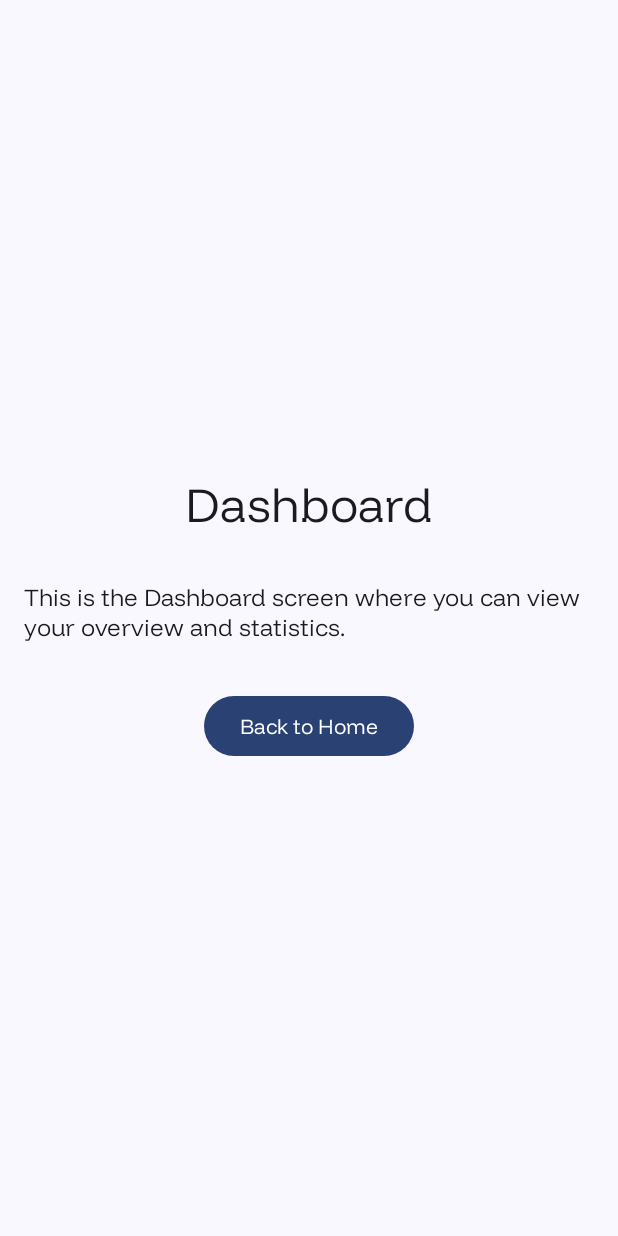
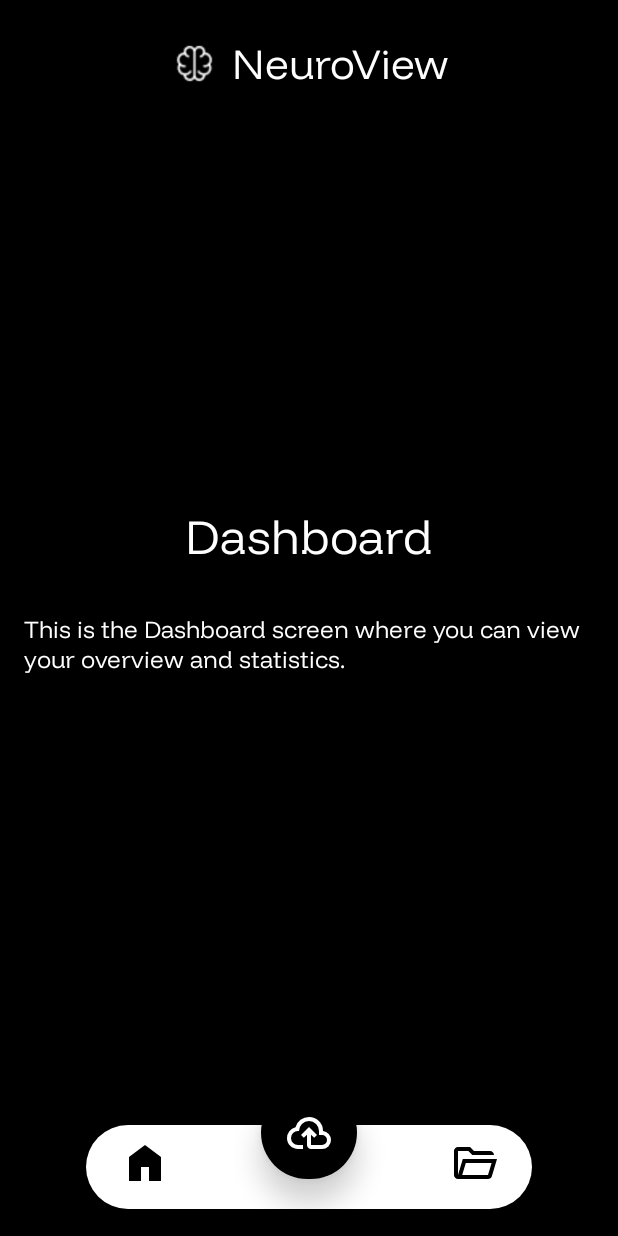
Before and after one commit to grgttdln/NeuroView-Mobile, an Android app built with Jetpack Compose: the DashboardScreen screen opened through its navigation route, on a phone screen of 412 x 824 dp. Run offline under Robolectric (Android 15) with nearby library versions, the phone set to English and light mode, and no system bars.

Commit message:
feat: added navbar, top app bar

```diff
--- /dev/null
+++ b/app/src/main/java/com/example/neuroview/components/BottomNavigationBar.kt
@@ -0,0 +1,180 @@
+package com.example.neuroview.components
+
+import androidx.compose.foundation.background
+import androidx.compose.foundation.clickable
+import androidx.compose.foundation.layout.*
+import androidx.compose.foundation.shape.CircleShape
+import androidx.compose.foundation.shape.RoundedCornerShape
+import androidx.compose.material3.*
+import androidx.compose.runtime.Composable
+import androidx.compose.ui.Alignment
+import androidx.compose.ui.Modifier
+import androidx.compose.ui.graphics.Color
+import androidx.compose.ui.res.painterResource
+import androidx.compose.ui.unit.dp
+import androidx.navigation.NavController
+import com.example.neuroview.Routes
+import com.example.neuroview.R
+
+// MODIFIED: BottomNavItem now holds two icon resource IDs
+data class BottomNavItem(
+    val route: String,
+    val unselectedIcon: Int, // Icon for unselected state
+    val selectedIcon: Int,   // Icon for selected (filled) state
+    val isCentralButton: Boolean = false
+)
+
+@Composable
+fun BottomNavigationBar(
+    navController: NavController,
+    currentRoute: String?,
+    bottomPadding: Int = 16,
+    navBarHeight: Int = 80,
+    regularIconSize: Int = 32,
+    fabIconSize: Int = 32,
+    fabSize: Int = 64,
+    navBarWidth: Float = 0.6f,
+    horizontalPadding: Int = 16
+) {
+    val items = listOf(
+        // MODIFIED: Provide both unselected and selected icon for Home
+        BottomNavItem(Routes.DASHBOARD, R.drawable.ic_home, R.drawable.ic_home_filled),
+        // MODIFIED: For the central button, unselected and selected icons are the same
+        BottomNavItem(Routes.UPLOAD_IMAGE, R.drawable.ic_cloud_upload, R.drawable.ic_cloud_upload, isCentralButton = true),
+        // MODIFIED: Provide both unselected and selected icon for Folder
+        BottomNavItem(Routes.PAST_RECORDS, R.drawable.ic_folder, R.drawable.ic_folder_filled)
+    )
+
+    Box(
+        modifier = Modifier
+            .fillMaxWidth()
+            .height(navBarHeight.dp)
+            .background(Color.Transparent)
+            .padding(bottom = bottomPadding.dp),
+        contentAlignment = Alignment.BottomCenter
+    ) {
+        Surface(
+            modifier = Modifier
+                .fillMaxWidth(navBarWidth)
+                .height(56.dp)
+                .align(Alignment.BottomCenter)
+                .padding(horizontal = horizontalPadding.dp),
+            color = Color.White,
+            shape = RoundedCornerShape(28.dp),
+            shadowElevation = 8.dp
+        ) {
+            // Empty surface for background
+        }
+
+        Row(
+            modifier = Modifier
+                .fillMaxWidth(navBarWidth)
+                .padding(horizontal = horizontalPadding.dp)
+                .height(navBarHeight.dp),
+            horizontalArrangement = Arrangement.SpaceAround,
+            verticalAlignment = Alignment.CenterVertically
+        ) {
+            items.forEach { item ->
+                if (item.isCentralButton) {
+                    Spacer(modifier = Modifier.weight(0.5f))
+
+                    CustomElevatedFab(
+                        icon = item.unselectedIcon, // Central button's icon doesn't change
+                        isSelected = currentRoute == item.route,
+                        fabSize = fabSize,
+                        iconSize = fabIconSize,
+                        onClick = {
+                            if (currentRoute != item.route) {
+                                navController.navigate(item.route) {
+                                    popUpTo(navController.graph.startDestinationId) {
+                                        saveState = true
+                                    }
+                                    launchSingleTop = true
+                                    restoreState = true
+                                }
+                            }
+                        }
+                    )
+
+                    Spacer(modifier = Modifier.weight(0.5f))
+                } else {
+                    CustomBottomNavItem(
+                        item = item,
+                        isSelected = currentRoute == item.route,
+                        iconSize = regularIconSize,
+                        onClick = {
+                            if (currentRoute != item.route) {
+                                navController.navigate(item.route) {
+                                    popUpTo(navController.graph.startDestinationId) {
+                                        saveState = true
+                                    }
+                                    launchSingleTop = true
+                                    restoreState = true
+                                }
+                            }
+                        },
+                        modifier = Modifier.weight(1f)
+                    )
+                }
+            }
+        }
+    }
+}
+
+@Composable
+fun CustomBottomNavItem(
+    item: BottomNavItem,
+    isSelected: Boolean,
+    onClick: () -> Unit,
+    modifier: Modifier = Modifier,
+    iconSize: Int = 24
+) {
+    Column(
+        modifier = modifier
+            .clickable(onClick = onClick)
+            .padding(vertical = 8.dp),
+        horizontalAlignment = Alignment.CenterHorizontally,
+        verticalArrangement = Arrangement.Center
+    ) {
+        // MODIFIED: Choose icon based on selection state
+        val iconToDisplay = if (isSelected) item.selectedIcon else item.unselectedIcon
+        Icon(
+            painter = painterResource(id = iconToDisplay),
+            contentDescription = null,
+            tint = if (isSelected) Color.Black else Color.Black,
+            modifier = Modifier.size(iconSize.dp)
+        )
+    }
+}
+
+@Composable
+fun CustomElevatedFab(
+    icon: Int, // This icon will be the same regardless of selection for the FAB
+    isSelected: Boolean, // Kept for consistency, though not used to change FAB icon
+    onClick: () -> Unit,
+    fabSize: Int = 64,
+    iconSize: Int = 28
+) {
+    Card(
+        modifier = Modifier
+            .size(fabSize.dp)
+            .offset(y = (-20).dp),
+        shape = CircleShape,
+        colors = CardDefaults.cardColors(containerColor = Color.Black),
+        elevation = CardDefaults.cardElevation(defaultElevation = 10.dp)
+    ) {
+        Box(
+            modifier = Modifier
+                .fillMaxSize()
+                .clickable(onClick = onClick),
+            contentAlignment = Alignment.Center
+        ) {
+            Icon(
+                painter = painterResource(id = icon),
+                contentDescription = null,
+                tint = Color.White,
+                modifier = Modifier.size(iconSize.dp)
+            )
+        }
+    }
+}
--- /dev/null
+++ b/app/src/main/java/com/example/neuroview/components/TopAppBar.kt
@@ -0,0 +1,67 @@
+package com.example.neuroview.components
+
+import androidx.compose.foundation.Image
+import androidx.compose.foundation.background
+import androidx.compose.foundation.layout.*
+import androidx.compose.material3.*
+import androidx.compose.runtime.Composable
+import androidx.compose.ui.Alignment
+import androidx.compose.ui.Modifier
+import androidx.compose.ui.graphics.Color
+import androidx.compose.ui.res.painterResource
+import androidx.compose.ui.text.font.FontWeight
+import androidx.compose.ui.unit.dp
+import androidx.compose.ui.unit.sp
+import com.example.neuroview.R
+
+@Composable
+fun TopAppBar(
+    backgroundColor: Color = Color.Black, // Changed to black to match the image
+    textColor: Color = Color.White,     // Changed to white to match the image
+    logoSize: Int = 36,                 // Adjusted for a slightly larger logo relative to text
+    titleFontSize: Int = 24,            // Kept as is, matches visual
+    barHeight: Int = 64,
+    horizontalPadding: Int = 18,
+    topPadding: Int = 10,        // Add vertical padding from top
+    bottomPadding: Int = 0,     // Add vertical padding from bottom
+    verticalOffset: Int = 0     // Add vertical offset to move entire bar up/down
+) {
+    Surface(
+        modifier = Modifier
+            .fillMaxWidth()
+            .height((barHeight + topPadding + bottomPadding).dp)
+            .offset(y = verticalOffset.dp), // Apply vertical offset
+        color = backgroundColor,
+        shadowElevation = 0.dp
+    ) {
+        Row(
+            modifier = Modifier
+                .fillMaxSize()
+                .padding(
+                    start = horizontalPadding.dp,
+                    end = horizontalPadding.dp,
+                    top = topPadding.dp,
+                    bottom = bottomPadding.dp
+                ),
+            verticalAlignment = Alignment.CenterVertically,
+            horizontalArrangement = Arrangement.Center
+        ) {
+            // Logo
+            Image(
+                painter = painterResource(id = R.drawable.topbar_logo), // You can change this to your app logo
+                contentDescription = "NeuroView Logo",
+                modifier = Modifier
+                    .size(logoSize.dp)
+                    .padding(end = 8.dp)
+            )
+
+            // App Title
+            Text(
+                text = "NeuroView",
+                fontSize = titleFontSize.sp,
+                fontWeight = FontWeight.Bold,
+                color = textColor
+            )
+        }
+    }
+}
--- a/app/src/main/java/com/example/neuroview/screens/DashboardScreen.kt
+++ b/app/src/main/java/com/example/neuroview/screens/DashboardScreen.kt
@@ -1,21 +1,50 @@
 package com.example.neuroview.screens
 
+import androidx.compose.foundation.background
 import androidx.compose.foundation.layout.*
 import androidx.compose.material3.*
 import androidx.compose.runtime.Composable
 import androidx.compose.ui.Alignment
 import androidx.compose.ui.Modifier
+import androidx.compose.ui.graphics.Color
 import androidx.compose.ui.text.font.FontWeight
 import androidx.compose.ui.unit.dp
 import androidx.compose.ui.unit.sp
 import androidx.navigation.NavController
 import com.example.neuroview.Routes
+import com.example.neuroview.components.BottomNavigationBar
+import com.example.neuroview.components.TopAppBar
 
 @Composable
 fun DashboardScreen(navController: NavController) {
+    Scaffold(
+        topBar = {
+            TopAppBar(
+                backgroundColor = Color.Black,
+                textColor = Color.White,
+                logoSize = 42,
+                titleFontSize = 28
+            )
+        },
+        bottomBar = {
+            BottomNavigationBar(
+                navController = navController,
+                currentRoute = Routes.DASHBOARD,
+                bottomPadding = 18, // Adjust this value to move navbar up/down
+                navBarHeight = 80,   // Adjust this to change navbar height
+                regularIconSize = 32, // Size for regular nav icons
+                fabIconSize = 32,     // Size for the elevated FAB icon
+                fabSize = 64,          // Size of the entire FAB button
+                navBarWidth= 0.8f,      // Controls the width as a fraction (0.8f = 80% width)
+                horizontalPadding = 16   // Controls the horizontal margins
+            )
+        }
+    ) { paddingValues ->
         Column(
             modifier = Modifier
                 .fillMaxSize()
+                .background(Color.Black)
+                .padding(paddingValues)
                 .padding(16.dp),
             verticalArrangement = Arrangement.Center,
             horizontalAlignment = Alignment.CenterHorizontally
@@ -24,19 +53,16 @@ fun DashboardScreen(navController: NavController) {
                 text = "Dashboard",
                 fontSize = 32.sp,
                 fontWeight = FontWeight.Bold,
+                color = Color.White,
                 modifier = Modifier.padding(bottom = 32.dp)
             )
 
             Text(
                 text = "This is the Dashboard screen where you can view your overview and statistics.",
                 fontSize = 16.sp,
+                color = Color.White,
                 modifier = Modifier.padding(bottom = 32.dp)
             )
-
-        Button(
-            onClick = { navController.navigate(Routes.HOME) }
-        ) {
-            Text("Back to Home")
         }
     }
 }
--- /dev/null
+++ b/app/src/main/res/drawable/ic_cloud_upload.xml
@@ -0,0 +1,9 @@
+<vector xmlns:android="http://schemas.android.com/apk/res/android"
+    android:width="24dp"
+    android:height="24dp"
+    android:viewportWidth="960"
+    android:viewportHeight="960">
+  <path
+      android:pathData="M260,800q-91,0 -155.5,-63T40,583q0,-78 47,-139t123,-78q25,-92 100,-149t170,-57q117,0 198.5,81.5T760,440q69,8 114.5,59.5T920,620q0,75 -52.5,127.5T740,800L520,800q-33,0 -56.5,-23.5T440,720v-206l-64,62 -56,-56 160,-160 160,160 -56,56 -64,-62v206h220q42,0 71,-29t29,-71q0,-42 -29,-71t-71,-29h-60v-80q0,-83 -58.5,-141.5T480,240q-83,0 -141.5,58.5T280,440h-20q-58,0 -99,41t-41,99q0,58 41,99t99,41h100v80L260,800ZM480,520Z"
+      android:fillColor="#FFFFFF"/>
+</vector>
--- /dev/null
+++ b/app/src/main/res/drawable/ic_folder.xml
@@ -0,0 +1,9 @@
+<vector xmlns:android="http://schemas.android.com/apk/res/android"
+    android:width="24dp"
+    android:height="24dp"
+    android:viewportWidth="960"
+    android:viewportHeight="960">
+  <path
+      android:pathData="M160,800q-33,0 -56.5,-23.5T80,720v-480q0,-33 23.5,-56.5T160,160h240l80,80h320q33,0 56.5,23.5T880,320L447,320l-80,-80L160,240v480l96,-320h684L837,743q-8,26 -29.5,41.5T760,800L160,800ZM244,720h516l72,-240L316,480l-72,240ZM244,720 L316,480 244,720ZM160,320v-80,80Z"
+      android:fillColor="#000000"/>
+</vector>
--- /dev/null
+++ b/app/src/main/res/drawable/ic_folder_filled.xml
@@ -0,0 +1,9 @@
+<vector xmlns:android="http://schemas.android.com/apk/res/android"
+    android:width="24dp"
+    android:height="24dp"
+    android:viewportWidth="960"
+    android:viewportHeight="960">
+  <path
+      android:pathData="M160,800q-33,0 -56.5,-23.5T80,720v-480q0,-33 23.5,-56.5T160,160h240l80,80h320q33,0 56.5,23.5T880,320L160,320v400l96,-320h684L837,743q-8,26 -29.5,41.5T760,800L160,800Z"
+      android:fillColor="#000000"/>
+</vector>
--- /dev/null
+++ b/app/src/main/res/drawable/ic_home.xml
@@ -0,0 +1,9 @@
+<vector xmlns:android="http://schemas.android.com/apk/res/android"
+    android:width="24dp"
+    android:height="24dp"
+    android:viewportWidth="960"
+    android:viewportHeight="960">
+  <path
+      android:pathData="M240,760h120v-240h240v240h120v-360L480,220 240,400v360ZM160,840v-480l320,-240 320,240v480L520,840v-240h-80v240L160,840ZM480,490Z"
+      android:fillColor="#000000"/>
+</vector>
--- /dev/null
+++ b/app/src/main/res/drawable/ic_home_filled.xml
@@ -0,0 +1,9 @@
+<vector xmlns:android="http://schemas.android.com/apk/res/android"
+    android:width="24dp"
+    android:height="24dp"
+    android:viewportWidth="960"
+    android:viewportHeight="960">
+  <path
+      android:pathData="M160,840v-480l320,-240 320,240v480L560,840v-280L400,560v280L160,840Z"
+      android:fillColor="#000000"/>
+</vector>
```
Also changed, not shown: app/src/main/java/com/example/neuroview/screens/PastRecordsScreen.kt (+33 -0 lines), app/src/main/java/com/example/neuroview/screens/UploadImageScreen.kt (+33 -0 lines), app/src/main/res/drawable/topbar_logo.png (added). Lines whose indentation alone changed are shown as unchanged.
